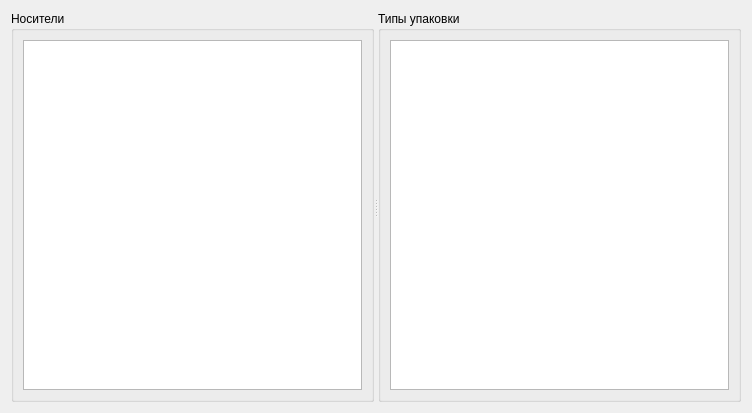
Old version of the form formedtpack.ui in the repository Sergeyego/wire_pr.
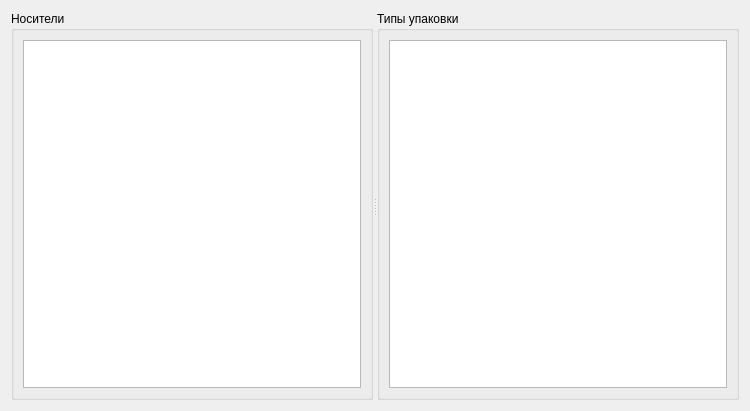
New version of the form. Custom widgets are drawn as their Qt base class.

Diff of the .ui file:
```diff
--- a/formedtpack.ui
+++ b/formedtpack.ui
@@ -6,8 +6,8 @@
    <rect>
     <x>0</x>
     <y>0</y>
-    <width>752</width>
-    <height>413</height>
+    <width>750</width>
+    <height>411</height>
    </rect>
   </property>
   <property name="windowTitle">
```
